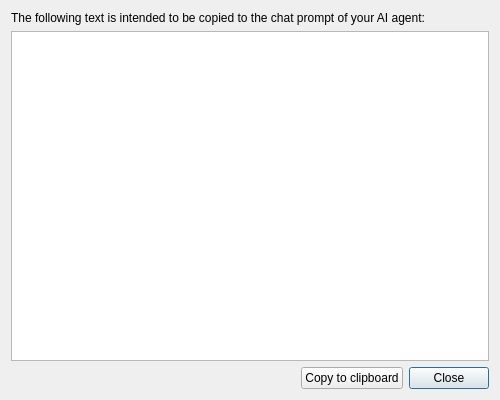
This is ai_agent/dialogs/AgentInstructionsDialog.ui in otengler/CodeBeagle as Qt 5 draws it before an edit. The edited form follows.
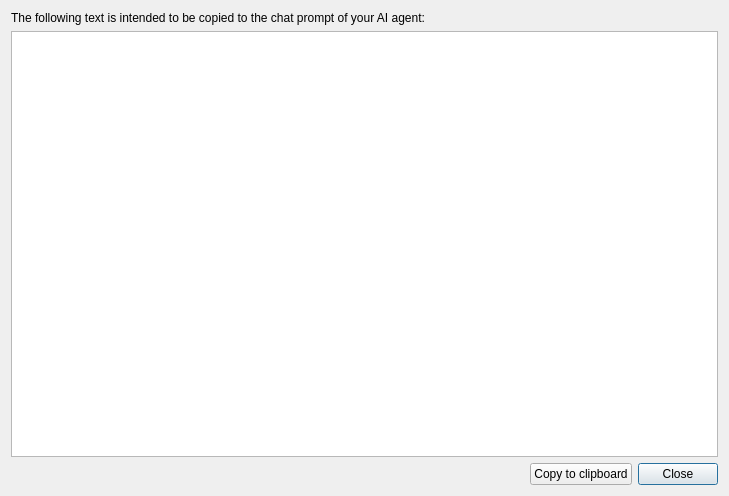
This is the edited form.

The edit to the form file:
```diff
--- a/ai_agent/dialogs/AgentInstructionsDialog.ui
+++ b/ai_agent/dialogs/AgentInstructionsDialog.ui
@@ -6,8 +6,8 @@
    <rect>
     <x>0</x>
     <y>0</y>
-    <width>500</width>
-    <height>400</height>
+    <width>729</width>
+    <height>496</height>
    </rect>
   </property>
   <property name="windowTitle">
@@ -25,13 +25,10 @@
     </widget>
    </item>
    <item>
-    <widget class="QTextEdit" name="textEditInstructions">
+    <widget class="QTextBrowser" name="textEditInstructions">
      <property name="tabChangesFocus">
       <bool>true</bool>
      </property>
-     <property name="readOnly">
-      <bool>true</bool>
-     </property>
      <property name="textInteractionFlags">
       <set>Qt::TextSelectableByMouse</set>
      </property>
```
Left out of the diff: 5 changed lines with no effect on the pictures.
